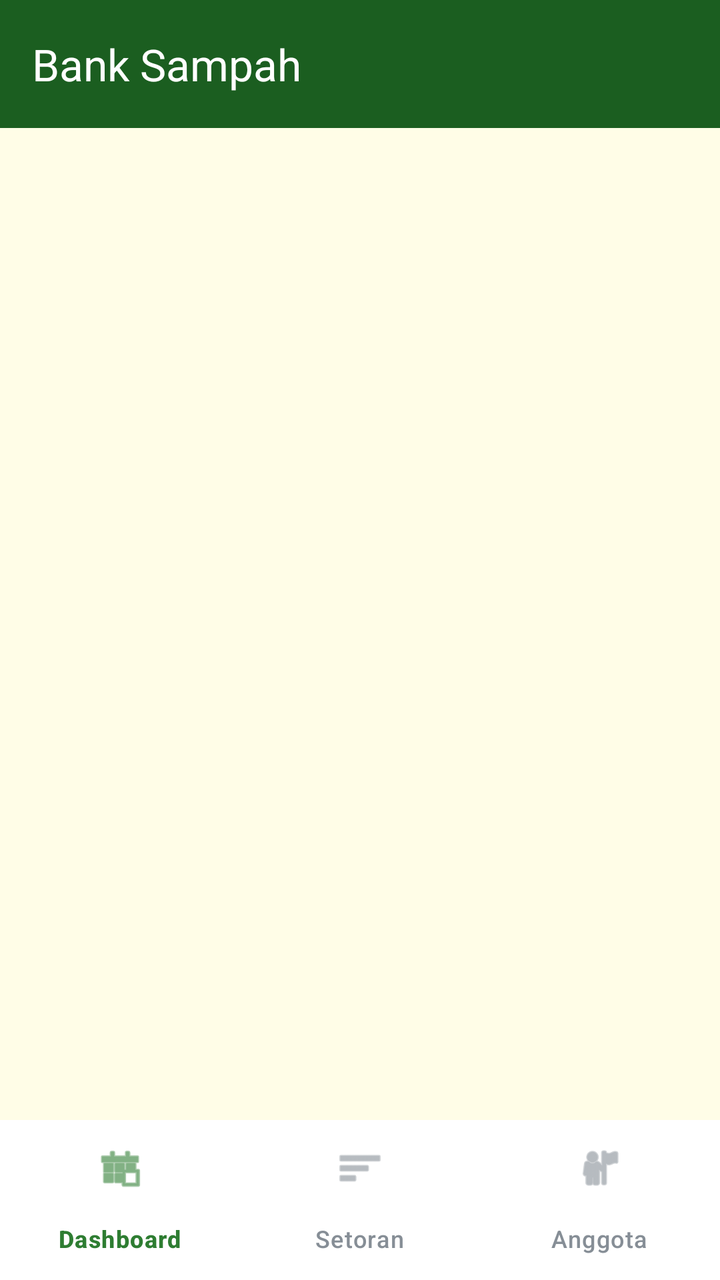
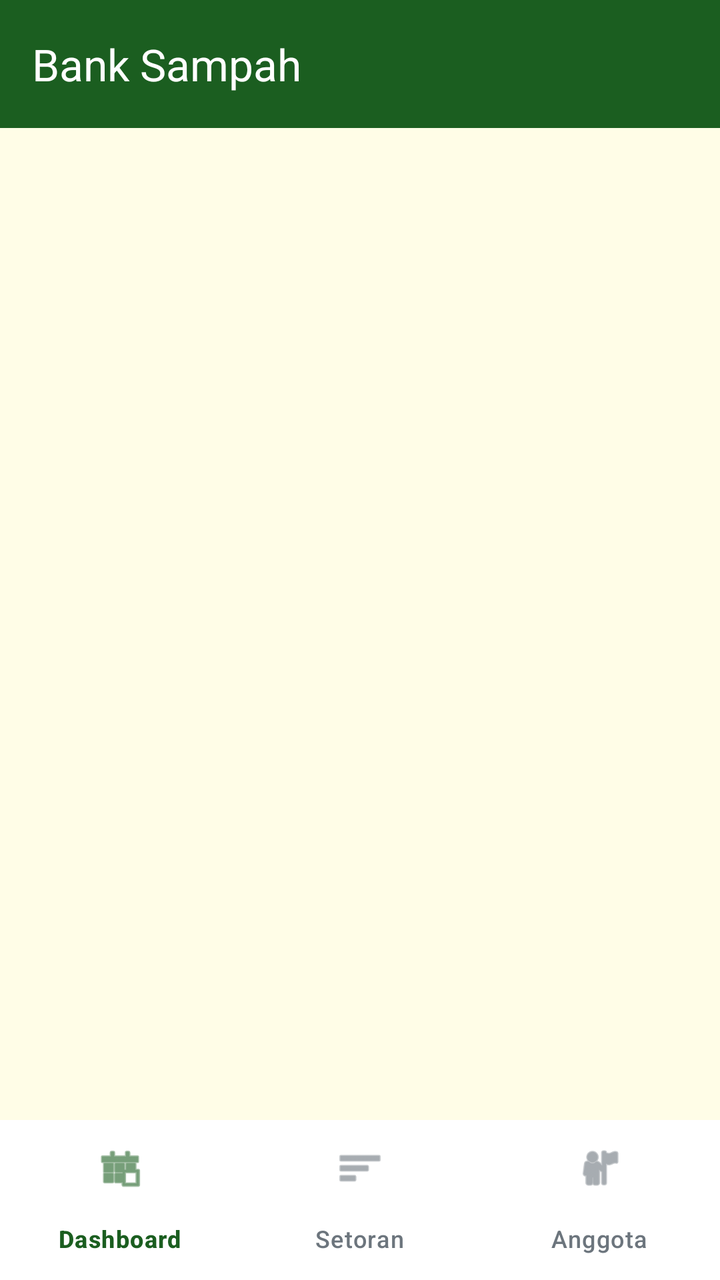

Screens rendered from an Android XML layout before and after an edit, with the pre-edit source and the edit as a unified diff.
<!-- AndroidManifest.xml: application theme Theme.BankSampah -->
<!-- res/layout/activity_main.xml -->
<?xml version="1.0" encoding="utf-8"?>
<LinearLayout
    xmlns:android="http://schemas.android.com/apk/res/android"
    xmlns:app="http://schemas.android.com/apk/res-auto"
    android:layout_width="match_parent"
    android:layout_height="match_parent"
    android:orientation="vertical"
    android:background="@color/cream_50">

    <com.google.android.material.appbar.MaterialToolbar
        android:id="@+id/toolbar"
        android:layout_width="match_parent"
        android:layout_height="?attr/actionBarSize"
        android:background="@color/green_900"
        app:title="@string/app_name"
        app:titleTextColor="@color/neutral_0"
        app:popupTheme="@style/Theme.Material3.Light" />

    <FrameLayout
        android:id="@+id/fragmentContainer"
        android:layout_width="match_parent"
        android:layout_height="0dp"
        android:layout_weight="1" />

    <com.google.android.material.bottomnavigation.BottomNavigationView
        android:id="@+id/bottomNav"
        android:layout_width="match_parent"
        android:layout_height="wrap_content"
        android:background="@color/neutral_0"
        app:itemIconTint="@color/bottom_nav_color"
        app:itemTextColor="@color/bottom_nav_color"
        app:labelVisibilityMode="labeled"
        app:elevation="8dp"
        app:menu="@menu/menu_bottom_nav" />

</LinearLayout>
<!-- resources referenced by this layout -->
<resources>
  <color name="cream_50">#FFFFFDE7</color>
  <color name="green_900">#FF1B5E20</color>
  <color name="neutral_0">#FFFFFFFF</color>
  <string name="app_name">Bank Sampah</string>
  <style name="Theme.BankSampah" parent="Base.Theme.BankSampah" />
  <style name="Base.Theme.BankSampah" parent="Theme.Material3.DayNight.NoActionBar">
          <item name="colorPrimary">@color/green_900</item>
          <item name="colorOnPrimary">@color/neutral_0</item>
          <item name="colorPrimaryContainer">@color/green_100</item>
          <item name="colorOnPrimaryContainer">@color/green_900</item>
  
          <item name="colorSecondary">@color/brown_700</item>
          <item name="colorOnSecondary">@color/neutral_0</item>
          <item name="colorSecondaryContainer">@color/brown_100</item>
          <item name="colorOnSecondaryContainer">@color/brown_700</item>
  
          <item name="colorTertiary">@color/green_500</item>
          <item name="colorOnTertiary">@color/neutral_0</item>
  
          <item name="colorError">@color/error_700</item>
          <item name="colorOnError">@color/neutral_0</item>
          <item name="colorErrorContainer">@color/error_50</item>
          <item name="colorOnErrorContainer">@color/error_700</item>
  
          <item name="android:colorBackground">@color/cream_50</item>
          <item name="colorOnBackground">@color/neutral_900</item>
  
          <item name="colorSurface">@color/cream_50</item>
          <item name="colorOnSurface">@color/neutral_900</item>
          <item name="colorSurfaceVariant">@color/cream_100</item>
          <item name="colorOnSurfaceVariant">@color/neutral_500</item>
          <item name="colorSurfaceContainer">@color/neutral_0</item>
          <item name="colorSurfaceContainerLow">@color/cream_50</item>
          <item name="colorSurfaceContainerHigh">@color/cream_100</item>
  
          <item name="colorOutline">@color/neutral_300</item>
          <item name="colorOutlineVariant">@color/neutral_200</item>
  
          <item name="android:statusBarColor">@color/green_900</item>
          <item name="android:windowLightStatusBar">false</item>
          <item name="android:navigationBarColor">@color/cream_50</item>
          <item name="android:windowLightNavigationBar">true</item>
      </style>
  <color name="green_100">#FFE8F5E9</color>
  <color name="brown_700">#FF4E342E</color>
  <color name="brown_100">#FFD7CCC8</color>
  <color name="green_500">#FF4CAF50</color>
  <color name="error_700">#FFD32F2F</color>
  <color name="error_50">#FFFFEBEE</color>
  <color name="neutral_900">#FF212529</color>
  <color name="cream_100">#FFFFF9C4</color>
  <color name="neutral_500">#FF6C757D</color>
  <color name="neutral_300">#FFADB5BD</color>
  <color name="neutral_200">#FFE9ECEF</color>
</resources>

<!-- the commit's change to res/layout/activity_main.xml (unified diff, before → after) -->
@@ -29,6 +29,7 @@
         android:background="@color/neutral_0"
         app:itemIconTint="@color/bottom_nav_color"
         app:itemTextColor="@color/bottom_nav_color"
+        app:itemActiveIndicatorStyle="@null"
         app:labelVisibilityMode="labeled"
         app:elevation="8dp"
         app:menu="@menu/menu_bottom_nav" />
